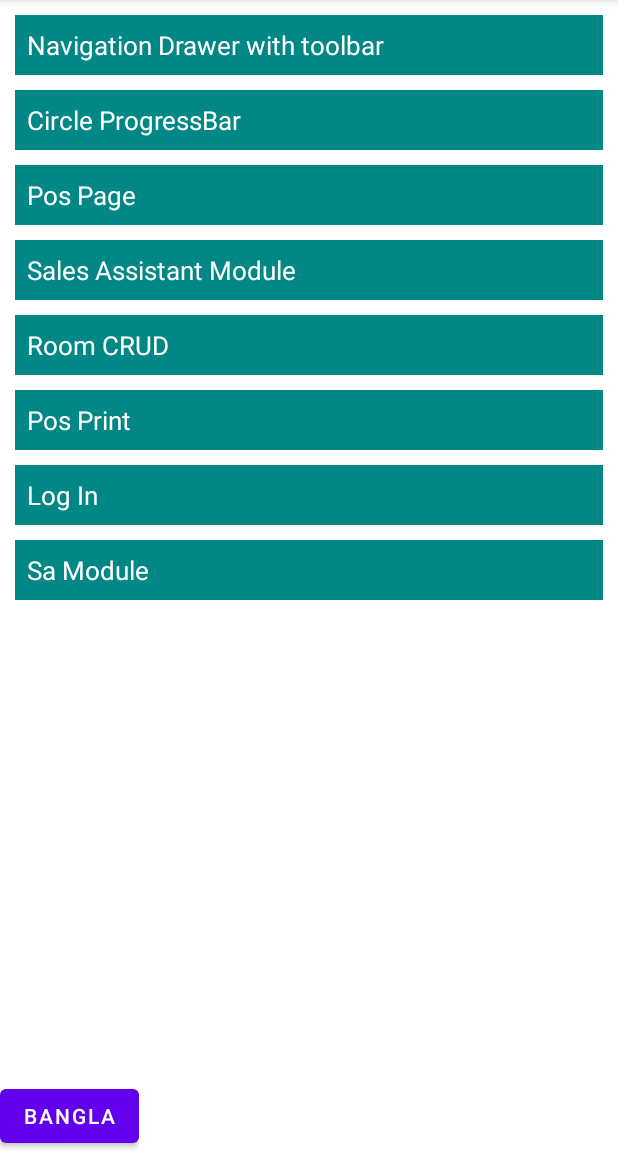
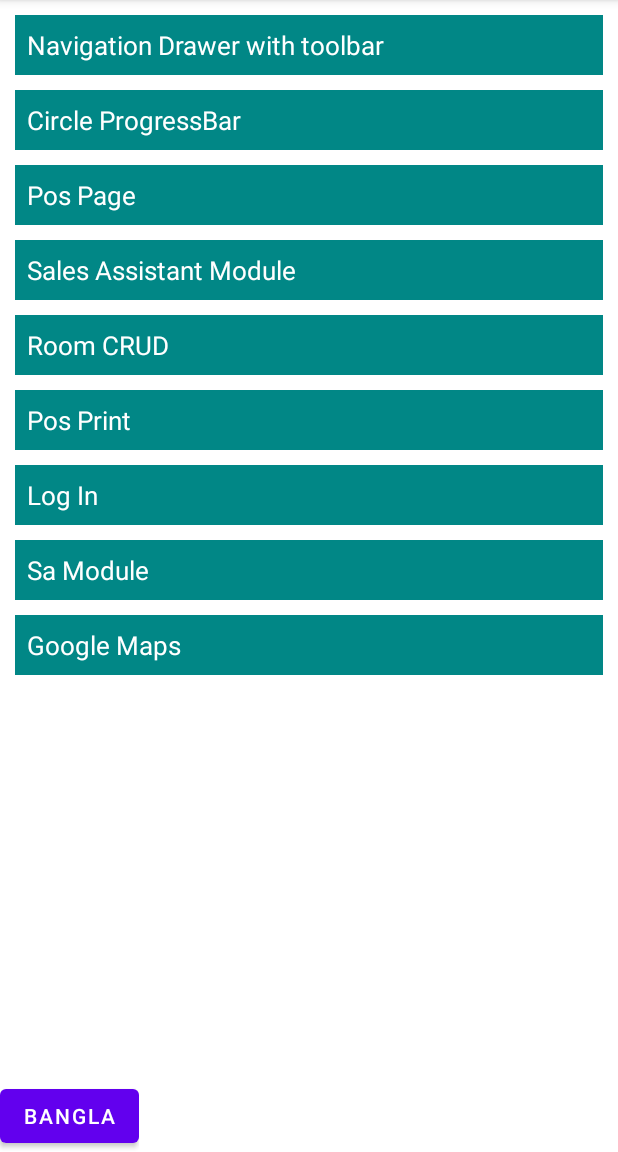
Before and after one commit to TanvirIslam47/differentUiTest, an Android app: the screen it shows after launch (MainActivity), on a phone screen of 412 x 824 dp, the part 84-1236 px from its top. Run offline under Robolectric (Android 15) with nearby library versions, the phone set to English and light mode, and no system bars; libraries missing offline, so code that uses them is left out: com.mazenrashed.printooth; 1 statement that could not run was skipped.

Commit message:
little bit changes and google map added

```diff
--- a/app/build.gradle
+++ b/app/build.gradle
@@ -30,6 +30,9 @@
         sourceCompatibility JavaVersion.VERSION_1_8
         targetCompatibility JavaVersion.VERSION_1_8
     }
+    buildFeatures {
+        viewBinding true
+    }
 }
 
 dependencies {
@@ -37,6 +40,7 @@
     implementation 'androidx.appcompat:appcompat:1.3.1'
     implementation 'com.google.android.material:material:1.4.0'
     implementation 'androidx.constraintlayout:constraintlayout:2.1.1'
+    implementation 'com.google.android.gms:play-services-maps:18.0.2'
     testImplementation 'junit:junit:4.+'
     androidTestImplementation 'androidx.test.ext:junit:1.1.3'
     androidTestImplementation 'androidx.test.espresso:espresso-core:3.4.0'
--- a/app/src/main/java/com/example/differentuitest/MainActivity.java
+++ b/app/src/main/java/com/example/differentuitest/MainActivity.java
@@ -17,7 +17,7 @@
 import com.example.differentuitest.toolbar.NavigationDrawerWithToolbarActivity;
 
 public class MainActivity extends AppCompatActivity implements View.OnClickListener {
-    TextView drawerWithToolbar, circleProgress, posTv, saModuleTv, roomCRUD, posPrint, loginTV, saTv;
+    TextView drawerWithToolbar, circleProgress, posTv, saModuleTv, roomCRUD, posPrint, loginTV, saTv, mapsTv;
     Button btnBangla, btnEnglish;
     Context context;
     Resources resources;
@@ -35,6 +35,7 @@
         posPrint = findViewById(R.id.posPrintId);
         loginTV = findViewById(R.id.loginTV);
         saTv = findViewById(R.id.saTvId);
+        mapsTv = findViewById(R.id.mapTvId);
         btnBangla = findViewById(R.id.setLangBangla);
         btnEnglish = findViewById(R.id.setLangEnglish);
 
@@ -47,6 +48,7 @@
         posPrint.setOnClickListener(this);
         loginTV.setOnClickListener(this);
         saTv.setOnClickListener(this);
+        mapsTv.setOnClickListener(this);
 
         btnBangla.setOnClickListener(this);
         btnEnglish.setOnClickListener(this);
@@ -80,6 +82,9 @@
         if (v.getId() == R.id.saTvId) {
             startActivity(new Intent(this, SaTestActivity.class));
         }
+        if (v.getId() == R.id.mapTvId) {
+            startActivity(new Intent(this, MapsActivity.class));
+        }
 
         if (v.getId() == R.id.setLangEnglish) {
             context = LocalHelper.setLocale(MainActivity.this, "en");
--- a/app/src/main/java/com/example/differentuitest/partnerlistRecyclerView/PartnerListRViewActivity.java
+++ b/app/src/main/java/com/example/differentuitest/partnerlistRecyclerView/PartnerListRViewActivity.java
@@ -65,7 +65,7 @@
                 if(scrollY == v.getChildAt(0).getMeasuredHeight() - v.getMeasuredHeight()) {
                     //when reach last item position
                     //increase offset
-                    offset = offset + 500;
+                    offset = offset + 200;
                     //show progress bar
                     progress.setVisibility(View.VISIBLE);
                     //call method
--- a/app/src/main/res/layout/activity_main.xml
+++ b/app/src/main/res/layout/activity_main.xml
@@ -128,6 +128,20 @@
                 android:textSize="17sp"
                 app:background="?attr/selectableItemBackgroundBorderless" />
 
+            <TextView
+                android:id="@+id/mapTvId"
+                android:layout_width="match_parent"
+                android:layout_height="wrap_content"
+                android:layout_marginStart="10dp"
+                android:layout_marginTop="10dp"
+                android:layout_marginEnd="10dp"
+                android:background="@color/teal_700"
+                android:padding="8dp"
+                android:text="Google Maps"
+                android:textColor="@color/white"
+                android:textSize="17sp"
+                app:background="?attr/selectableItemBackgroundBorderless" />
+
         </LinearLayout>
 
     </ScrollView>
--- a/app/src/main/res/values/strings.xml
+++ b/app/src/main/res/values/strings.xml
@@ -14,6 +14,7 @@
 
     <string name="login_email_hint">Email</string>
     <string name="login_password_hint">Password</string>
+    <string name="title_activity_maps">Map</string>
 
 
 </resources>
```
Also changed, not shown: app/src/main/AndroidManifest.xml (+25 -3 lines).
